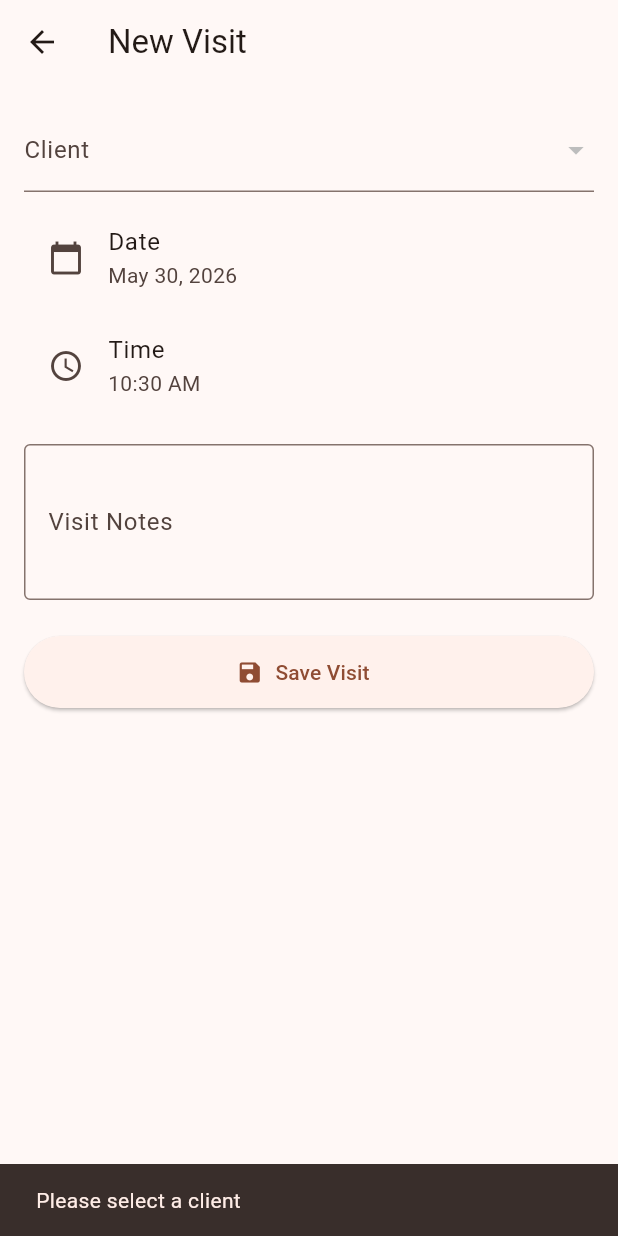
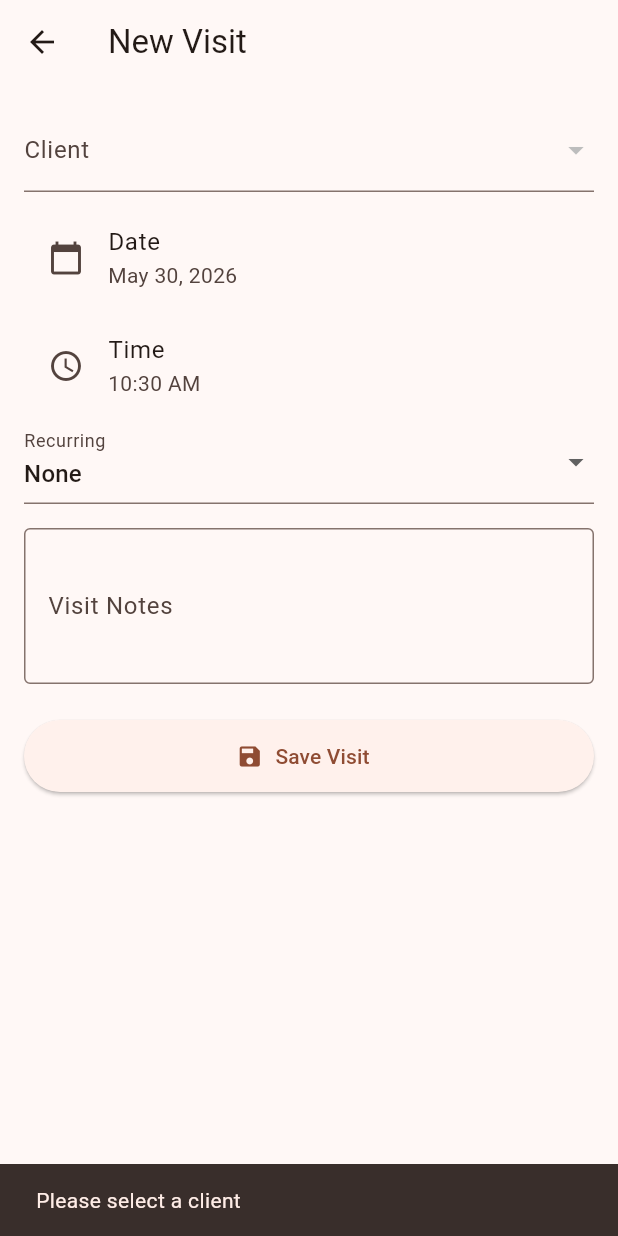
Before and after one commit to seitzelectric/farrierlog, a Flutter app: the NewVisitScreen screen opened directly, after a tap on "Save Visit", on a phone screen of 412 x 824 dp. Run offline on Flutter 3.47's test engine with Material 3 defaults, Android fonts, the phone set to English and light mode, and no system bars; our stand-ins replace image_picker, pdf, printing, share_plus, sqflite, table_calendar; missing offline and left inert: add_2_calendar; accounts and stored records are empty.

Commit message:
Implemented Recurring Visits V1.1

```diff
--- a/lib/models/models.dart
+++ b/lib/models/models.dart
@@ -133,6 +133,8 @@ class Visit {
   final DateTime dateTime;
   final String notes;
   final bool paid;
+  final int? recurrenceWeeks;
+  final int? nextRecurringVisitId;
   final DateTime createdAt;
 
   Visit({
@@ -142,6 +144,8 @@ class Visit {
     required this.dateTime,
     required this.notes,
     required this.paid,
+    this.recurrenceWeeks,
+    this.nextRecurringVisitId,
     DateTime? createdAt,
   }) : createdAt = createdAt ?? DateTime.now();
 
@@ -158,6 +162,8 @@ class Visit {
         'datetime': dateTime.toIso8601String(),
         'notes': notes,
         'paid': paid ? 1 : 0,
+        'recurrence_weeks': recurrenceWeeks,
+        'next_recurring_visit_id': nextRecurringVisitId,
         'created_at': createdAt.toIso8601String(),
       };
 
@@ -172,6 +178,8 @@ class Visit {
       dateTime: DateTime.parse(map['datetime'] as String),
       notes: (map['notes'] as String?) ?? '',
       paid: (map['paid'] as int?) == 1,
+      recurrenceWeeks: map['recurrence_weeks'] as int?,
+      nextRecurringVisitId: map['next_recurring_visit_id'] as int?,
       createdAt: map['created_at'] != null
           ? DateTime.parse(map['created_at'] as String)
           : null,
--- a/lib/screens/new_visit_screen.dart
+++ b/lib/screens/new_visit_screen.dart
@@ -8,8 +8,9 @@ import 'screens.dart';
 
 class NewVisitScreen extends StatefulWidget {
   final Client? client;
+  final Visit? visit;
 
-  const NewVisitScreen({super.key, this.client});
+  const NewVisitScreen({super.key, this.client, this.visit});
 
   @override
   State<NewVisitScreen> createState() => _NewVisitScreenState();
@@ -22,25 +23,50 @@ class _NewVisitScreenState extends State<NewVisitScreen> {
   Client? _selectedClient;
   List<Horse> _horses = [];
   final Set<int> _selectedHorseIds = {};
+  int? _recurrenceWeeks;
+  final _customWeeksCtrl = TextEditingController();
   bool _loading = true;
+  bool get _isEditing => widget.visit != null;
+  bool get _isCustomRecurrence =>
+      _recurrenceWeeks != null && ![4, 6, 8, 10].contains(_recurrenceWeeks);
 
   @override
   void initState() {
     super.initState();
     _selectedClient = widget.client;
+    final visit = widget.visit;
+    if (visit != null) {
+      _selectedDateTime = visit.dateTime;
+      _notesCtrl.text = visit.notes;
+      _recurrenceWeeks = visit.recurrenceWeeks;
+      if (_isCustomRecurrence) {
+        _customWeeksCtrl.text = _recurrenceWeeks.toString();
+      }
+    }
     _loadData();
   }
 
   @override
   void dispose() {
     _notesCtrl.dispose();
+    _customWeeksCtrl.dispose();
     super.dispose();
   }
 
   Future<void> _loadData() async {
     final clients = await DatabaseService.getClients();
+    if (_selectedClient == null && widget.visit != null) {
+      _selectedClient = await DatabaseService.getClient(widget.visit!.clientId);
+    }
     if (_selectedClient != null) {
       _horses = await DatabaseService.getHorsesForClient(_selectedClient!.id!);
+    }
+    if (widget.visit?.id != null) {
+      final selectedHorses =
+          await DatabaseService.getHorsesForVisit(widget.visit!.id!);
+      _selectedHorseIds
+        ..clear()
+        ..addAll(selectedHorses.map((h) => h.id!).whereType<int>());
     }
     if (mounted) {
       setState(() {
@@ -83,8 +109,12 @@ class _NewVisitScreenState extends State<NewVisitScreen> {
     );
     if (picked != null) {
       setState(() {
-        _selectedDateTime = DateTime(_selectedDateTime.year,
-            _selectedDateTime.month, _selectedDateTime.day, picked.hour, picked.minute);
+        _selectedDateTime = DateTime(
+            _selectedDateTime.year,
+            _selectedDateTime.month,
+            _selectedDateTime.day,
+            picked.hour,
+            picked.minute);
       });
     }
   }
@@ -97,19 +127,31 @@ class _NewVisitScreenState extends State<NewVisitScreen> {
       return;
     }
 
+    final recurrenceWeeks = _resolvedRecurrenceWeeks();
+    if (recurrenceWeeks != null && recurrenceWeeks <= 0) {
+      ScaffoldMessenger.of(context).showSnackBar(
+        const SnackBar(content: Text('Custom weeks must be greater than 0')),
+      );
+      return;
+    }
+
     final visit = Visit(
+      id: widget.visit?.id,
       clientId: _selectedClient!.id!,
       clientName: _selectedClient!.fullName,
       dateTime: _selectedDateTime,
       notes: _notesCtrl.text.trim(),
-      paid: false,
+      paid: widget.visit?.paid ?? false,
+      recurrenceWeeks: recurrenceWeeks,
+      nextRecurringVisitId: widget.visit?.nextRecurringVisitId,
+      createdAt: widget.visit?.createdAt,
     );
 
-    final visitId = await DatabaseService.insertVisit(
-      visit,
-      _selectedHorseIds.toList(),
-    );
+    final visitId = _isEditing
+        ? await DatabaseService.updateVisit(visit, _selectedHorseIds.toList())
+        : await DatabaseService.insertVisit(visit, _selectedHorseIds.toList());
 
+    if (!_isEditing) {
       try {
         final event = Event(
           title: 'Farrier - ${_selectedClient!.fullName}',
@@ -129,6 +171,7 @@ class _NewVisitScreenState extends State<NewVisitScreen> {
           SnackBar(content: Text('Calendar event was not added: $e')),
         );
       }
+    }
 
     final created = await DatabaseService.getVisit(visitId);
     if (!mounted || created == null) return;
@@ -139,17 +182,29 @@ class _NewVisitScreenState extends State<NewVisitScreen> {
     );
   }
 
+  int? _resolvedRecurrenceWeeks() {
+    if (!_isCustomRecurrence) return _recurrenceWeeks;
+    return int.tryParse(_customWeeksCtrl.text.trim());
+  }
+
+  void _onRecurrenceChanged(int? value) {
+    setState(() {
+      _recurrenceWeeks = value;
+      if (!_isCustomRecurrence) _customWeeksCtrl.clear();
+    });
+  }
+
   @override
   Widget build(BuildContext context) {
     if (_loading) {
       return Scaffold(
-        appBar: AppBar(title: const Text('New Visit')),
+        appBar: AppBar(title: Text(_isEditing ? 'Edit Visit' : 'New Visit')),
         body: const Center(child: CircularProgressIndicator()),
       );
     }
 
     return Scaffold(
-      appBar: AppBar(title: const Text('New Visit')),
+      appBar: AppBar(title: Text(_isEditing ? 'Edit Visit' : 'New Visit')),
       body: ListView(
         padding: const EdgeInsets.all(16),
         children: [
@@ -186,9 +241,49 @@ class _NewVisitScreenState extends State<NewVisitScreen> {
             subtitle: Text(AppUtils.formatTime(_selectedDateTime)),
             onTap: _pickTime,
           ),
+          DropdownButtonFormField<int?>(
+            value: _isCustomRecurrence ? -1 : _recurrenceWeeks,
+            decoration: const InputDecoration(labelText: 'Recurring'),
+            items: const [
+              DropdownMenuItem<int?>(value: null, child: Text('None')),
+              DropdownMenuItem<int?>(value: 4, child: Text('Every 4 weeks')),
+              DropdownMenuItem<int?>(value: 6, child: Text('Every 6 weeks')),
+              DropdownMenuItem<int?>(value: 8, child: Text('Every 8 weeks')),
+              DropdownMenuItem<int?>(value: 10, child: Text('Every 10 weeks')),
+              DropdownMenuItem<int?>(value: -1, child: Text('Custom weeks')),
+            ],
+            onChanged: (value) {
+              if (value == -1) {
+                if (_customWeeksCtrl.text.trim().isEmpty) {
+                  _customWeeksCtrl.text = '1';
+                }
+                _onRecurrenceChanged(
+                  int.tryParse(_customWeeksCtrl.text.trim()) ?? 1,
+                );
+              } else {
+                _onRecurrenceChanged(value);
+              }
+            },
+          ),
+          if (_isCustomRecurrence) ...[
+            const SizedBox(height: 8),
+            TextFormField(
+              controller: _customWeeksCtrl,
+              decoration: const InputDecoration(
+                labelText: 'Custom weeks',
+                border: OutlineInputBorder(),
+              ),
+              keyboardType: TextInputType.number,
+              onChanged: (value) {
+                final weeks = int.tryParse(value.trim());
+                if (weeks != null) _recurrenceWeeks = weeks;
+              },
+            ),
+          ],
           const SizedBox(height: 8),
           if (_selectedClient != null) ...[
-            Text('Select Animals', style: Theme.of(context).textTheme.titleMedium),
+            Text('Select Animals',
+                style: Theme.of(context).textTheme.titleMedium),
             if (_horses.isEmpty)
               const Padding(
                 padding: EdgeInsets.all(8),
@@ -222,7 +317,7 @@ class _NewVisitScreenState extends State<NewVisitScreen> {
           ElevatedButton.icon(
             onPressed: _save,
             icon: const Icon(Icons.save),
-            label: const Text('Save Visit'),
+            label: Text(_isEditing ? 'Update Visit' : 'Save Visit'),
             style: ElevatedButton.styleFrom(
               minimumSize: const Size(double.infinity, 48),
             ),
```
Also changed, not shown: lib/screens/visit_detail_screen.dart (+30 -0 lines), lib/services/database_service.dart (+74 -1 lines). Lines whose indentation alone changed are shown as unchanged.
